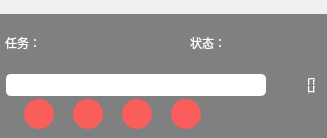
Old version of the form gui/miniBar.ui in the repository WatsonJay/tomato_farm.
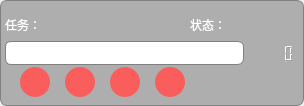
New version of the form. Icons and pictures are not drawn. Custom widgets are drawn as their Qt base class.

The edit to the form file:
```diff
--- a/gui/miniBar.ui
+++ b/gui/miniBar.ui
@@ -6,8 +6,8 @@
    <rect>
     <x>0</x>
     <y>0</y>
-    <width>327</width>
-    <height>138</height>
+    <width>304</width>
+    <height>106</height>
    </rect>
   </property>
   <property name="windowTitle">
@@ -33,13 +33,12 @@
     <widget class="QWidget" name="windowBar" native="true">
      <property name="styleSheet">
       <string notr="true">QWidget#windowBar{
-background:gray;
+background:rgba(100, 100, 100, 120);
+border-top-left-radius:7px;
+border-top-right-radius:7px;
 border-top:1px solid gray;
 border-right:1px solid gray;
 border-left:1px solid gray;
-}
-#windowBar&gt;QPushButton{
-border-radius:10px
 }</string>
      </property>
      <layout class="QHBoxLayout" name="horizontalLayout_4">
@@ -59,13 +58,15 @@
     <widget class="QWidget" name="mainWindow" native="true">
      <property name="styleSheet">
       <string notr="true">QWidget#mainWindow{
-background:gray;
+background:rgba(100, 100, 100, 120);
+border-bottom-left-radius:7px;
+border-bottom-right-radius:7px;
 border-bottom:1px solid gray;
 border-right:1px solid gray;
 border-left:1px solid gray;
 }</string>
      </property>
-     <layout class="QVBoxLayout" name="verticalLayout_2" stretch="4,2,0">
+     <layout class="QVBoxLayout" name="verticalLayout_2" stretch="2,2,4">
       <property name="spacing">
        <number>0</number>
       </property>
@@ -207,8 +208,14 @@
            </size>
           </property>
           <property name="styleSheet">
-           <string notr="true">border-radius:15px;
-background:#F95D5C;</string>
+           <string notr="true">QPushButton{
+	border-radius:15px;
+	background:#F95D5C;
+}
+QPushButton::pressed{
+	background:#aa3e3e;
+}
+</string>
           </property>
           <property name="text">
            <string/>
@@ -234,8 +241,14 @@
            </size>
           </property>
           <property name="styleSheet">
-           <string notr="true">border-radius:15px;
-background:#F95D5C;</string>
+           <string notr="true">QPushButton{
+	border-radius:15px;
+	background:#F95D5C;
+}
+QPushButton::pressed{
+	background:#aa3e3e;
+}
+</string>
           </property>
           <property name="text">
            <string/>
@@ -261,8 +274,14 @@
            </size>
           </property>
           <property name="styleSheet">
-           <string notr="true">border-radius:15px;
-background:#F95D5C;</string>
+           <string notr="true">QPushButton{
+	border-radius:15px;
+	background:#F95D5C;
+}
+QPushButton::pressed{
+	background:#aa3e3e;
+}
+</string>
           </property>
           <property name="text">
            <string/>
@@ -288,8 +307,14 @@
            </size>
           </property>
           <property name="styleSheet">
-           <string notr="true">border-radius:15px;
-background:#F95D5C;</string>
+           <string notr="true">QPushButton{
+	border-radius:15px;
+	background:#F95D5C;
+}
+QPushButton::pressed{
+	background:#aa3e3e;
+}
+</string>
           </property>
           <property name="text">
            <string/>
@@ -331,8 +356,12 @@
            </size>
           </property>
           <property name="styleSheet">
-           <string notr="true">border:none;
-</string>
+           <string notr="true">QPushButton{
+	border:none;
+}
+QPushButton::pressed{
+	background:#565656;
+}</string>
           </property>
           <property name="text">
            <string/>
@@ -356,6 +385,13 @@
    </item>
   </layout>
  </widget>
+ <customwidgets>
+  <customwidget>
+   <class>nameLabel</class>
+   <extends>QLabel</extends>
+   <header>namelabel.h</header>
+  </customwidget>
+ </customwidgets>
  <resources>
   <include location="../icon/icons.qrc"/>
  </resources>
```
Left out of the diff: 4 changed lines with no effect on the pictures.
